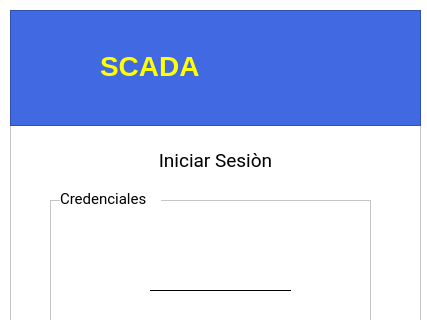
Before: the Qt Designer form app/forms/Windows/LoginForm.ui in AlejandroA714/scada-desktop, drawn with Qt 5; both pictures show x 0 to 427 and y 0 to 320 of the 427 by 548 pixel window.
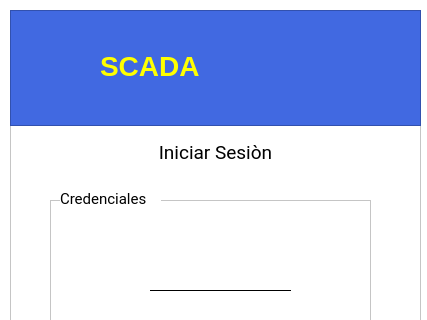
After: the same form once the commit is applied. Icons and pictures are not drawn.

Diff of the .ui file:
```diff
--- a/app/forms/Windows/LoginForm.ui
+++ b/app/forms/Windows/LoginForm.ui
@@ -246,7 +246,7 @@
       <x>130</x>
       <y>130</y>
       <width>151</width>
-      <height>41</height>
+      <height>25</height>
      </rect>
     </property>
     <property name="font">
```
Left out of the diff: 12 changed lines with no effect on the pictures.
